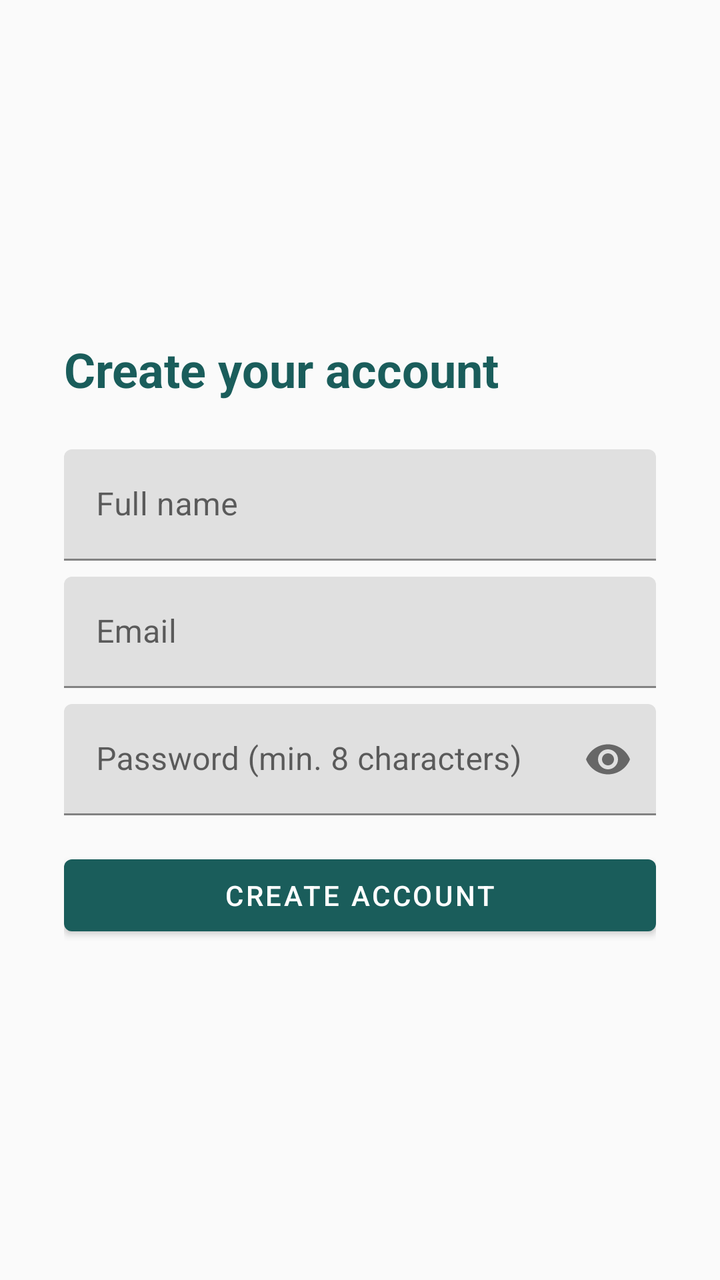
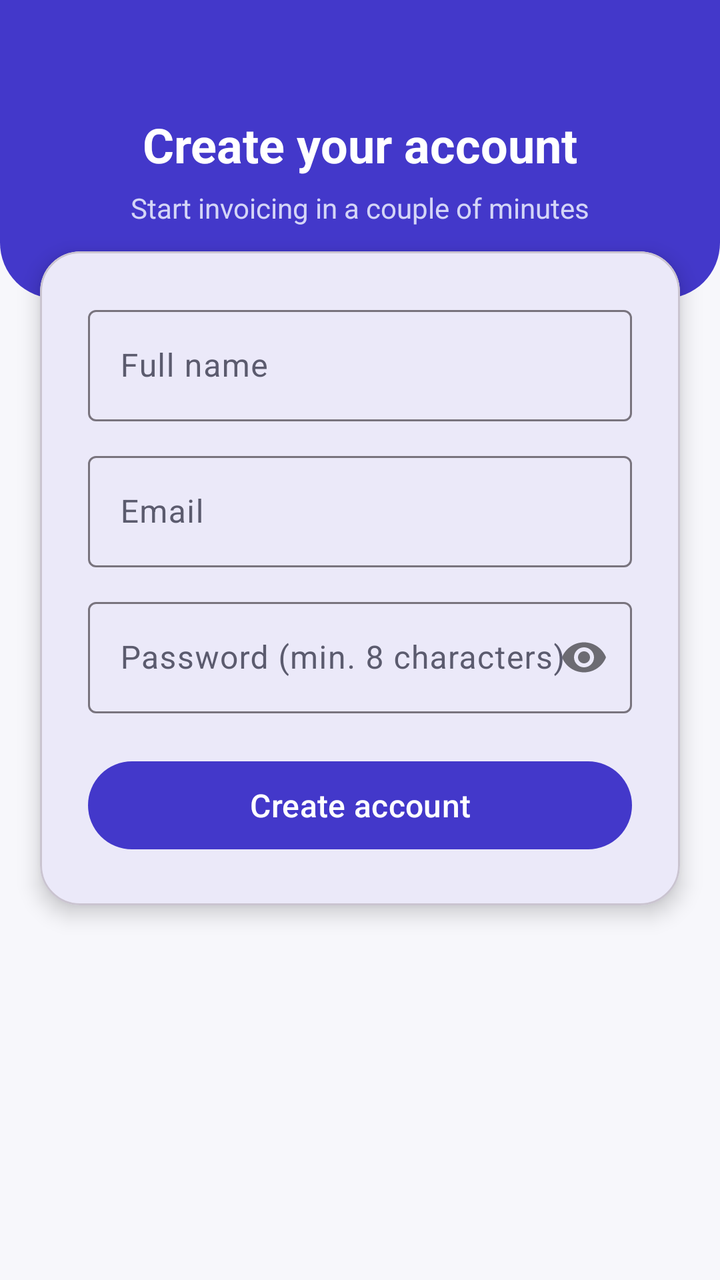

Screens rendered from an Android XML layout before and after an edit, with the pre-edit source and the edit as a unified diff.
<!-- AndroidManifest.xml: application theme Theme.InvoiSuite -->
<!-- res/layout/activity_register.xml -->
<?xml version="1.0" encoding="utf-8"?>
<ScrollView xmlns:android="http://schemas.android.com/apk/res/android"
    xmlns:app="http://schemas.android.com/apk/res-auto"
    android:layout_width="match_parent"
    android:layout_height="match_parent"
    android:fillViewport="true">

    <LinearLayout
        android:layout_width="match_parent"
        android:layout_height="wrap_content"
        android:orientation="vertical"
        android:padding="32dp"
        android:gravity="center_vertical">

        <TextView
            android:layout_width="wrap_content"
            android:layout_height="wrap_content"
            android:text="Create your account"
            android:textSize="24sp"
            android:textStyle="bold"
            android:textColor="@color/primary"
            android:layout_marginBottom="24dp" />

        <com.google.android.material.textfield.TextInputLayout
            android:layout_width="match_parent"
            android:layout_height="wrap_content"
            android:hint="Full name">
            <com.google.android.material.textfield.TextInputEditText
                android:id="@+id/fullNameInput"
                android:layout_width="match_parent"
                android:layout_height="wrap_content"
                android:inputType="textPersonName" />
        </com.google.android.material.textfield.TextInputLayout>

        <com.google.android.material.textfield.TextInputLayout
            android:layout_width="match_parent"
            android:layout_height="wrap_content"
            android:layout_marginTop="8dp"
            android:hint="Email">
            <com.google.android.material.textfield.TextInputEditText
                android:id="@+id/emailInput"
                android:layout_width="match_parent"
                android:layout_height="wrap_content"
                android:inputType="textEmailAddress" />
        </com.google.android.material.textfield.TextInputLayout>

        <com.google.android.material.textfield.TextInputLayout
            android:layout_width="match_parent"
            android:layout_height="wrap_content"
            android:layout_marginTop="8dp"
            app:passwordToggleEnabled="true"
            android:hint="Password (min. 8 characters)">
            <com.google.android.material.textfield.TextInputEditText
                android:id="@+id/passwordInput"
                android:layout_width="match_parent"
                android:layout_height="wrap_content"
                android:inputType="textPassword" />
        </com.google.android.material.textfield.TextInputLayout>

        <ProgressBar
            android:id="@+id/progressBar"
            android:layout_width="wrap_content"
            android:layout_height="wrap_content"
            android:layout_gravity="center_horizontal"
            android:layout_marginTop="16dp"
            android:visibility="gone" />

        <com.google.android.material.button.MaterialButton
            android:id="@+id/registerButton"
            android:layout_width="match_parent"
            android:layout_height="wrap_content"
            android:layout_marginTop="16dp"
            android:text="Create account" />

    </LinearLayout>
</ScrollView>
<!-- resources referenced by this layout -->
<resources>
  <color name="primary">#1A5D5B</color>
  <style name="Theme.InvoiSuite" parent="Theme.MaterialComponents.DayNight.NoActionBar">
          <item name="colorPrimary">@color/primary</item>
          <item name="colorPrimaryDark">@color/primary_dark</item>
          <item name="colorAccent">@color/accent</item>
          <item name="android:windowBackground">@color/background</item>
          <item name="colorSurface">@color/surface</item>
          <item name="colorOnPrimary">@color/on_primary</item>
      </style>
  <color name="primary_dark">#0F3E3C</color>
  <color name="accent">#E8A33D</color>
  <color name="background">#FAFAFA</color>
  <color name="surface">#FFFFFF</color>
  <color name="on_primary">#FFFFFF</color>
</resources>

<!-- the commit's change to res/layout/activity_register.xml (unified diff, before → after) -->
@@ -3,74 +3,117 @@
     xmlns:app="http://schemas.android.com/apk/res-auto"
     android:layout_width="match_parent"
     android:layout_height="match_parent"
-    android:fillViewport="true">
+    android:fillViewport="true"
+    android:background="@color/background">
 
     <LinearLayout
         android:layout_width="match_parent"
         android:layout_height="wrap_content"
-        android:orientation="vertical"
-        android:padding="32dp"
-        android:gravity="center_vertical">
+        android:orientation="vertical">
 
-        <TextView
-            android:layout_width="wrap_content"
-            android:layout_height="wrap_content"
-            android:text="Create your account"
-            android:textSize="24sp"
-            android:textStyle="bold"
-            android:textColor="@color/primary"
-            android:layout_marginBottom="24dp" />
-
-        <com.google.android.material.textfield.TextInputLayout
+        <LinearLayout
             android:layout_width="match_parent"
             android:layout_height="wrap_content"
-            android:hint="Full name">
-            <com.google.android.material.textfield.TextInputEditText
-                android:id="@+id/fullNameInput"
+            android:orientation="vertical"
+            android:gravity="center_horizontal"
+            android:background="@drawable/bg_header_banner"
+            android:paddingTop="56dp"
+            android:paddingBottom="36dp">
+
+            <TextView
+                android:layout_width="wrap_content"
+                android:layout_height="wrap_content"
+                android:text="Create your account"
+                android:textSize="24sp"
+                android:textStyle="bold"
+                android:textColor="@color/on_primary" />
+
+            <TextView
+                android:layout_width="wrap_content"
+                android:layout_height="wrap_content"
+                android:layout_marginTop="6dp"
+                android:text="Start invoicing in a couple of minutes"
+                android:textColor="@color/primary_container"
+                android:alpha="0.85" />
+        </LinearLayout>
+
+        <com.google.android.material.card.MaterialCardView
+            android:layout_width="match_parent"
+            android:layout_height="wrap_content"
+            android:layout_marginHorizontal="20dp"
+            android:layout_marginTop="-24dp"
+            app:cardCornerRadius="20dp"
+            app:cardElevation="6dp"
+            app:cardBackgroundColor="@color/surface">
+
+            <LinearLayout
                 android:layout_width="match_parent"
                 android:layout_height="wrap_content"
-                android:inputType="textPersonName" />
-        </com.google.android.material.textfield.TextInputLayout>
+                android:orientation="vertical"
+                android:padding="24dp">
 
-        <com.google.android.material.textfield.TextInputLayout
+                <com.google.android.material.textfield.TextInputLayout
+                    style="@style/Widget.Material3.TextInputLayout.OutlinedBox"
+                    android:layout_width="match_parent"
+                    android:layout_height="wrap_content"
+                    android:hint="Full name">
+                    <com.google.android.material.textfield.TextInputEditText
+                        android:id="@+id/fullNameInput"
+                        android:layout_width="match_parent"
+                        android:layout_height="wrap_content"
+                        android:inputType="textPersonName" />
+                </com.google.android.material.textfield.TextInputLayout>
+
+                <com.google.android.material.textfield.TextInputLayout
+                    style="@style/Widget.Material3.TextInputLayout.OutlinedBox"
+                    android:layout_width="match_parent"
+                    android:layout_height="wrap_content"
+                    android:layout_marginTop="12dp"
+                    android:hint="Email">
+                    <com.google.android.material.textfield.TextInputEditText
+                        android:id="@+id/emailInput"
+                        android:layout_width="match_parent"
+                        android:layout_height="wrap_content"
+                        android:inputType="textEmailAddress" />
+                </com.google.android.material.textfield.TextInputLayout>
+
+                <com.google.android.material.textfield.TextInputLayout
+                    style="@style/Widget.Material3.TextInputLayout.OutlinedBox"
+                    android:layout_width="match_parent"
+                    android:layout_height="wrap_content"
+                    android:layout_marginTop="12dp"
+                    app:passwordToggleEnabled="true"
+                    android:hint="Password (min. 8 characters)">
+                    <com.google.android.material.textfield.TextInputEditText
+                        android:id="@+id/passwordInput"
+                        android:layout_width="match_parent"
+                        android:layout_height="wrap_content"
+                        android:inputType="textPassword" />
+                </com.google.android.material.textfield.TextInputLayout>
+
+                <ProgressBar
+                    android:id="@+id/progressBar"
+                    android:layout_width="wrap_content"
+                    android:layout_height="wrap_content"
+                    android:layout_gravity="center_horizontal"
+                    android:layout_marginTop="16dp"
+                    android:visibility="gone" />
+
+                <com.google.android.material.button.MaterialButton
+                    android:id="@+id/registerButton"
+                    android:layout_width="match_parent"
+                    android:layout_height="52dp"
+                    android:layout_marginTop="20dp"
+                    android:text="Create account"
+                    android:textAllCaps="false"
+                    android:textSize="16sp" />
+
+            </LinearLayout>
+        </com.google.android.material.card.MaterialCardView>
+
+        <View
             android:layout_width="match_parent"
-            android:layout_height="wrap_content"
-            android:layout_marginTop="8dp"
-            android:hint="Email">
-            <com.google.android.material.textfield.TextInputEditText
-                android:id="@+id/emailInput"
-                android:layout_width="match_parent"
-                android:layout_height="wrap_content"
-                android:inputType="textEmailAddress" />
-        </com.google.android.material.textfield.TextInputLayout>
-
-        <com.google.android.material.textfield.TextInputLayout
-            android:layout_width="match_parent"
-            android:layout_height="wrap_content"
-            android:layout_marginTop="8dp"
-            app:passwordToggleEnabled="true"
-            android:hint="Password (min. 8 characters)">
-            <com.google.android.material.textfield.TextInputEditText
-                android:id="@+id/passwordInput"
-                android:layout_width="match_parent"
-                android:layout_height="wrap_content"
-                android:inputType="textPassword" />
-        </com.google.android.material.textfield.TextInputLayout>
-
-        <ProgressBar
-            android:id="@+id/progressBar"
-            android:layout_width="wrap_content"
-            android:layout_height="wrap_content"
-            android:layout_gravity="center_horizontal"
-            android:layout_marginTop="16dp"
-            android:visibility="gone" />
-
-        <com.google.android.material.button.MaterialButton
-            android:id="@+id/registerButton"
-            android:layout_width="match_parent"
-            android:layout_height="wrap_content"
-            android:layout_marginTop="16dp"
-            android:text="Create account" />
+            android:layout_height="32dp" />
 
     </LinearLayout>
 </ScrollView>
<!-- resource entries referenced after the edit -->
@@ -1,18 +1,38 @@
 <!-- resources referenced by this layout -->
 <resources>
-  <color name="primary">#1A5D5B</color>
-  <style name="Theme.InvoiSuite" parent="Theme.MaterialComponents.DayNight.NoActionBar">
+  <color name="primary">#4338CA</color>
+  <color name="on_primary_container">#312496</color>
+  <style name="Theme.InvoiSuite" parent="Theme.Material3.Light.NoActionBar">
           <item name="colorPrimary">@color/primary</item>
-          <item name="colorPrimaryDark">@color/primary_dark</item>
-          <item name="colorAccent">@color/accent</item>
+          <item name="colorOnPrimary">@color/on_primary</item>
+          <item name="colorPrimaryContainer">@color/primary_container</item>
+          <item name="colorOnPrimaryContainer">@color/on_primary_container</item>
+  
+          <item name="colorSecondary">@color/accent</item>
+          <item name="colorOnSecondary">@color/on_accent</item>
+  
+          <item name="colorSurface">@color/surface</item>
+          <item name="colorOnSurface">@color/on_surface</item>
+          <item name="colorSurfaceVariant">@color/background</item>
+          <item name="colorOnSurfaceVariant">@color/on_surface_variant</item>
+  
+          <item name="android:colorBackground">@color/background</item>
           <item name="android:windowBackground">@color/background</item>
-          <item name="colorSurface">@color/surface</item>
-          <item name="colorOnPrimary">@color/on_primary</item>
+          <item name="android:forceDarkAllowed" tools:targetApi="q">false</item>
       </style>
-  <color name="primary_dark">#0F3E3C</color>
   <color name="accent">#E8A33D</color>
-  <color name="background">#FAFAFA</color>
+  <color name="on_accent">#1A1A1A</color>
+  <color name="on_surface">#1A1A2C</color>
+  <color name="on_surface_variant">#5B5B6E</color>
+  <color name="background">#F7F7FB</color>
   <color name="surface">#FFFFFF</color>
+  <!-- drawable bg_header_banner (drawable) -->
+  <?xml version="1.0" encoding="utf-8"?>
+  <shape xmlns:android="http://schemas.android.com/apk/res/android">
+      <solid android:color="@color/primary" />
+      <corners android:bottomLeftRadius="28dp" android:bottomRightRadius="28dp" />
+  </shape>
   <color name="on_primary">#FFFFFF</color>
+  <color name="primary_container">#EEF2FF</color>
 </resources>
 
